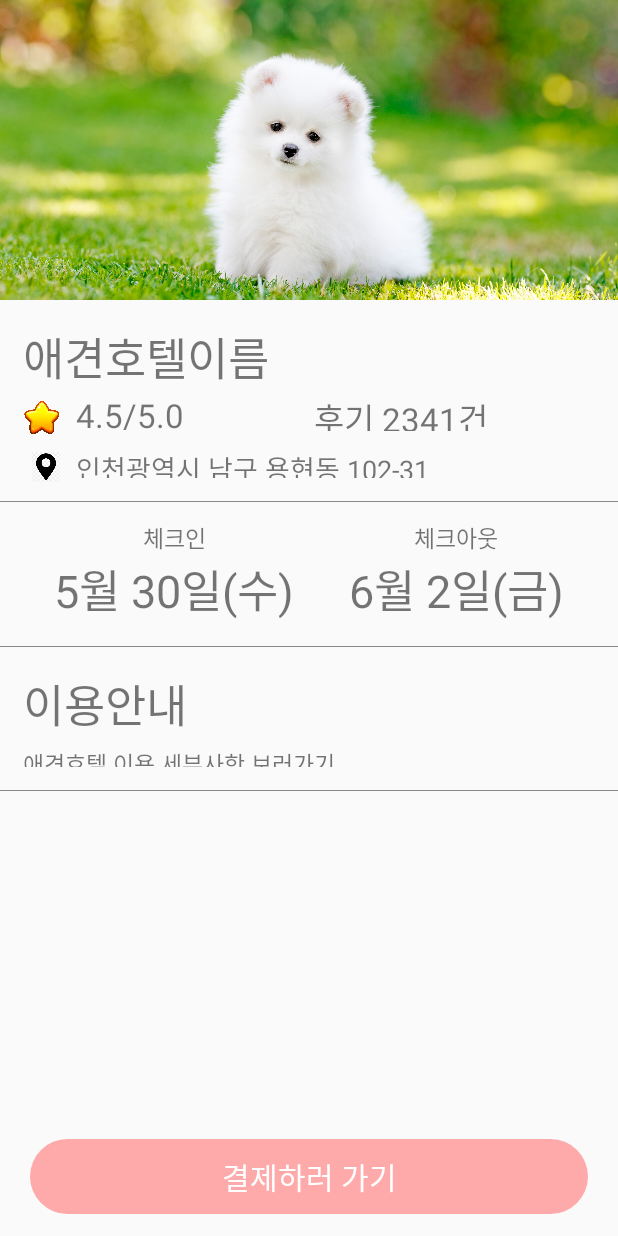
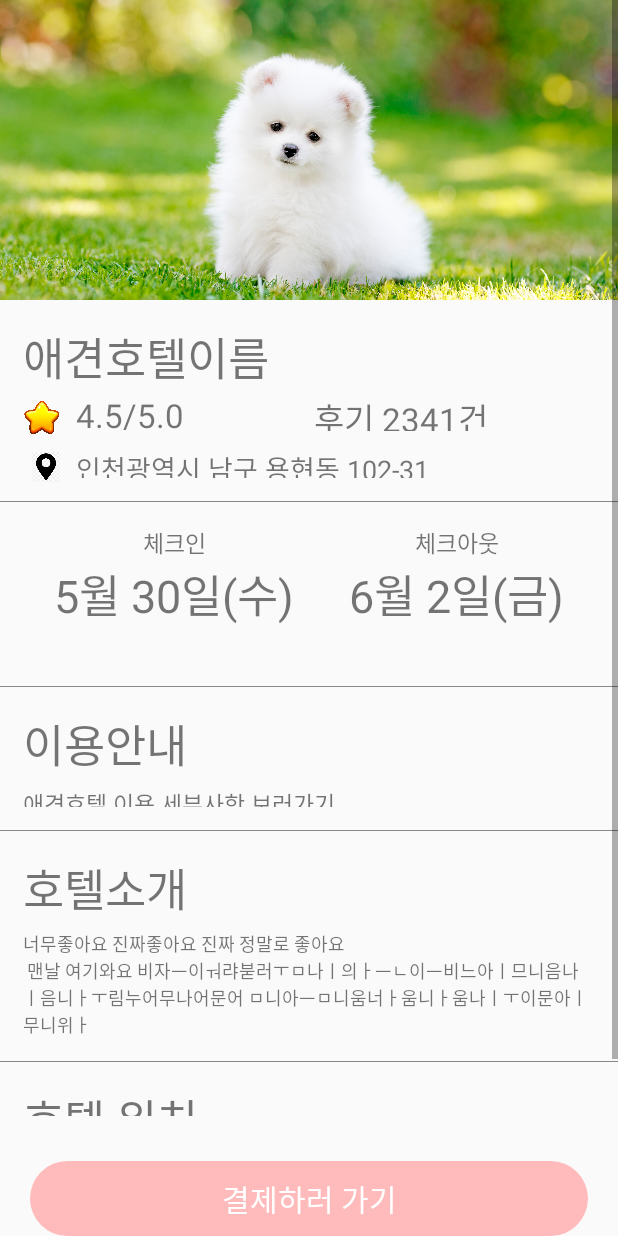
Before and after one commit to jngmk/DogPlay, an Android app: the layout hotel_detail.xml on its own in the app's theme, with its tools: preview values and no code run, on a phone screen of 412 x 824 dp. Run offline under Robolectric (Android 15) with nearby library versions, the phone set to English and light mode, and no system bars.

Commit message:
[feat] develop push

```diff
--- a/front/app/build.gradle
+++ b/front/app/build.gradle
@@ -39,4 +39,5 @@ dependencies {
     implementation 'androidx.recyclerview:recyclerview:1.0.0'
     implementation 'androidx.cardview:cardview:1.0.0'
     implementation 'com.google.android.material:material:1.1.0'
+    implementation 'com.google.android.gms:play-services-maps:17.0.0'
 }
--- a/front/app/src/main/res/drawable/payment.xml
+++ b/front/app/src/main/res/drawable/payment.xml
@@ -1,5 +1,5 @@
 <?xml version="1.0" encoding="utf-8"?>
 <shape xmlns:android="http://schemas.android.com/apk/res/android">
 <corners android:radius="25dp"/>
-    <solid android:color="#ffaaaa"/>
+    <solid android:color="#ffbbbb"/>
 </shape>
--- a/front/app/src/main/res/layout/hotel_detail.xml
+++ b/front/app/src/main/res/layout/hotel_detail.xml
@@ -1,5 +1,6 @@
 <?xml version="1.0" encoding="utf-8"?>
-<androidx.constraintlayout.widget.ConstraintLayout android:layout_height="match_parent"
+<androidx.constraintlayout.widget.ConstraintLayout xmlns:tools="http://schemas.android.com/tools"
+    android:layout_height="match_parent"
     android:layout_width="match_parent"
     xmlns:android="http://schemas.android.com/apk/res/android"
     xmlns:app="http://schemas.android.com/apk/res-auto">
@@ -8,12 +9,8 @@
     android:id="@+id/scrv"
     android:layout_height="match_parent"
     android:layout_width="match_parent"
-    android:layout_marginBottom="80dp"
-    xmlns:android="http://schemas.android.com/apk/res/android">
+    android:layout_marginBottom="80dp">
 <androidx.constraintlayout.widget.ConstraintLayout
-    xmlns:android="http://schemas.android.com/apk/res/android"
-    xmlns:app="http://schemas.android.com/apk/res-auto"
-    xmlns:tools="http://schemas.android.com/tools"
     android:layout_width="match_parent"
     android:layout_height="match_parent">
 
@@ -108,49 +105,71 @@
         android:layout_marginTop="15dp"
         />
 
-    <TextView
+    <androidx.constraintlayout.widget.ConstraintLayout
         android:id="@+id/checkin"
         android:layout_width="wrap_content"
         android:layout_height="wrap_content"
+        android:layout_marginTop="15dp"
+        app:layout_constraintRight_toLeftOf="@+id/checkout"
         app:layout_constraintLeft_toLeftOf="parent"
-        app:layout_constraintRight_toLeftOf="@id/checkout"
-        app:layout_constraintTop_toBottomOf="@id/hr"
-        android:textSize="30dp"
-        android:layout_marginTop="35dp"
-        android:text="5월 30일(수)"
-
-        />
+        app:layout_constraintTop_toBottomOf="@+id/hr"
+        android:layout_marginBottom="30dp">
 
     <TextView
+        android:id="@+id/cinDate"
+        app:layout_constraintRight_toRightOf="@+id/checkin"
+        app:layout_constraintTop_toTopOf="@id/checkin"
+        app:layout_constraintBottom_toBottomOf="@+id/checkin"
+        android:layout_width="wrap_content"
+        android:layout_height="wrap_content"
+        app:layout_constraintLeft_toLeftOf="@id/checkin"
+        android:textSize="30dp"
+        android:text="5월 30일(수)"
+        />
+    <TextView
+        android:layout_width="wrap_content"
+        android:layout_height="wrap_content"
+        android:textSize="15dp"
+        android:text="체크인"
+        app:layout_constraintBottom_toTopOf="@id/cinDate"
+        app:layout_constraintLeft_toLeftOf="@id/checkin"
+        app:layout_constraintRight_toRightOf="@id/checkin"
+        />
+    </androidx.constraintlayout.widget.ConstraintLayout>
+    <androidx.constraintlayout.widget.ConstraintLayout
         android:id="@+id/checkout"
+        android:layout_width="wrap_content"
+        android:layout_height="wrap_content"
+        android:layout_marginTop="15dp"
+        app:layout_constraintTop_toBottomOf="@+id/hr"
+        app:layout_constraintLeft_toRightOf="@+id/checkin"
+        app:layout_constraintRight_toRightOf="parent"
+        >
+
+    <TextView
+        android:id="@+id/coutDate"
+        app:layout_constraintTop_toTopOf="@+id/checkout"
+        app:layout_constraintBottom_toBottomOf="@+id/checkout"
+        app:layout_constraintLeft_toLeftOf="@id/checkout"
         android:layout_width="wrap_content"
         android:layout_height="wrap_content"
         android:text="6월 2일(금)"
         android:textSize="30dp"
-        app:layout_constraintTop_toBottomOf="@id/hr"
-        android:layout_marginTop="35dp"
-        app:layout_constraintLeft_toRightOf="@id/checkin"
-        app:layout_constraintRight_toRightOf="parent"
+        app:layout_constraintRight_toRightOf="@id/checkout"
         />
+
 
     <TextView
         android:layout_width="wrap_content"
         android:layout_height="wrap_content"
         android:textSize="15dp"
-        android:text="체크인"
-        app:layout_constraintBottom_toTopOf="@id/checkin"
-        app:layout_constraintLeft_toLeftOf="@id/checkin"
-        app:layout_constraintRight_toRightOf="@id/checkin"
-        />
-    <TextView
-        android:layout_width="wrap_content"
-        android:layout_height="wrap_content"
-        android:textSize="15dp"
         android:text="체크아웃"
-        app:layout_constraintBottom_toTopOf="@id/checkout"
+        app:layout_constraintBottom_toTopOf="@id/coutDate"
         app:layout_constraintLeft_toLeftOf="@id/checkout"
         app:layout_constraintRight_toRightOf="@id/checkout"
         />
+    </androidx.constraintlayout.widget.ConstraintLayout>
+
 
     <View
         android:id="@+id/checkline"
@@ -206,12 +225,80 @@
         app:layout_constraintTop_toBottomOf="@id/infounder"
         app:layout_constraintLeft_toLeftOf="parent"
         />
+    <androidx.constraintlayout.widget.ConstraintLayout
+        android:id="@+id/summary"
+        android:layout_width="match_parent"
+        android:layout_height="wrap_content"
+        app:layout_constraintTop_toBottomOf="@+id/roomList"
+        android:layout_margin="15dp"
+        >
+        <TextView
+            android:id="@+id/summaryText"
+            android:layout_width="wrap_content"
+            android:layout_height="wrap_content"
+            android:text="호텔소개"
+            android:textSize="30dp"
+            app:layout_constraintTop_toTopOf="parent"
+            app:layout_constraintLeft_toLeftOf="parent"
+            />
+        <TextView
+            android:layout_width="match_parent"
+            android:layout_height="wrap_content"
+            app:layout_constraintTop_toBottomOf="@+id/summaryText"
+            app:layout_constraintLeft_toLeftOf="parent"
+            android:layout_marginTop="5dp"
+            android:textSize="12dp"
+            android:text="너무좋아요 진짜좋아요 진짜 정말로 좋아요 \n
+맨날 여기와요 비자ㅡ이ㅝ랴붇러ㅜㅁ나ㅣ의ㅏㅡㄴ이ㅡ비느아ㅣ므니음나ㅣ음니ㅏㅜ림누어무나어문어
+ㅁ니아ㅡㅁ니움너ㅏ움니ㅏ움나ㅣㅜ이문아ㅣ무니위ㅏ"
+            />
+
+
     </androidx.constraintlayout.widget.ConstraintLayout>
+    <View
+        android:id="@+id/summaryhr"
+        android:layout_width="match_parent"
+        android:layout_height="0.5dp"
+        android:background="#888888"
+        android:layout_marginTop="15dp"
+        app:layout_constraintTop_toBottomOf="@id/summary"
+        />
+
+    <androidx.constraintlayout.widget.ConstraintLayout
+        android:layout_width="match_parent"
+        android:layout_height="wrap_content"
+        app:layout_constraintTop_toBottomOf="@+id/summaryhr"
+        android:layout_margin="15dp"
+        >
+        <TextView
+            android:id="@+id/locText"
+            android:layout_width="wrap_content"
+            android:layout_height="wrap_content"
+            android:text="호텔 위치"
+            android:textSize="30dp"
+            app:layout_constraintLeft_toLeftOf="parent"
+            app:layout_constraintTop_toTopOf="parent"
+            />
+
+        <com.google.android.gms.maps.MapView
+            android:id="@+id/hotelLoc"
+            android:layout_width="wrap_content"
+            android:layout_height="wrap_content"
+            app:layout_constraintTop_toBottomOf="@id/locText"
+            android:layout_marginTop="15dp"
+            app:layout_constraintLeft_toLeftOf="parent"
+            app:layout_constraintRight_toRightOf="parent"
+            />
+
+    </androidx.constraintlayout.widget.ConstraintLayout>
+
+    </androidx.constraintlayout.widget.ConstraintLayout>
+
+
 </ScrollView>
     <TextView
         android:layout_width="match_parent"
         android:layout_height="50dp"
-        app:layout_constraintTop_toBottomOf="@+id/scrv"
         android:text="결제하러 가기"
         android:textSize="20dp"
         android:textColor="#ffffff"
```
